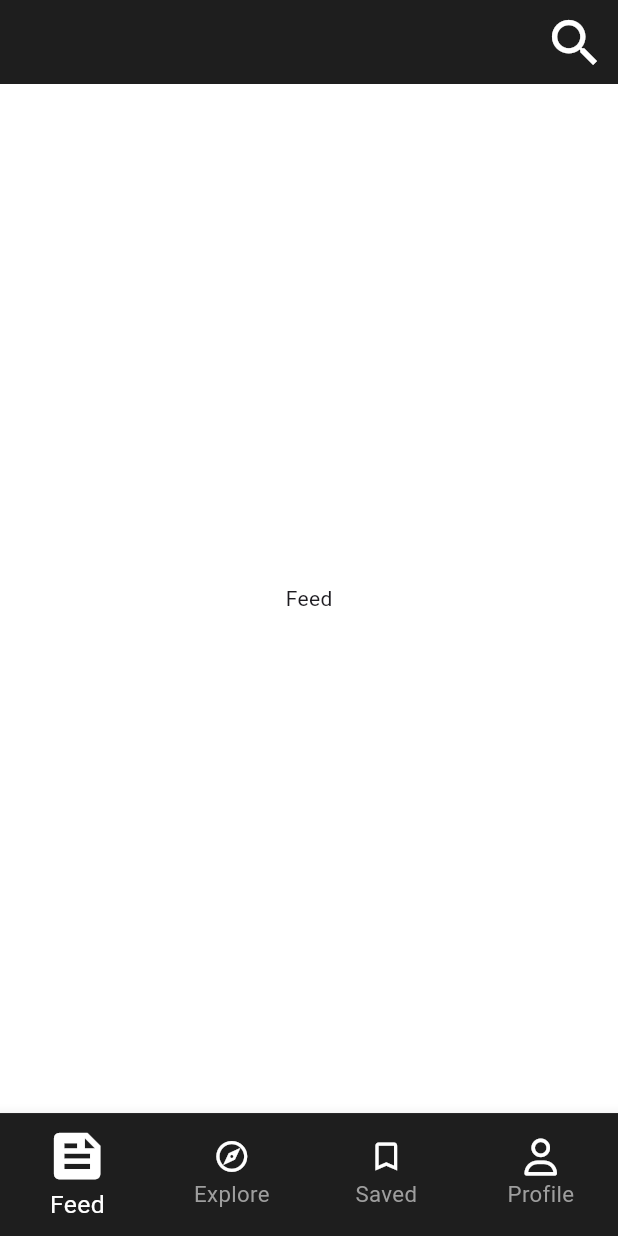
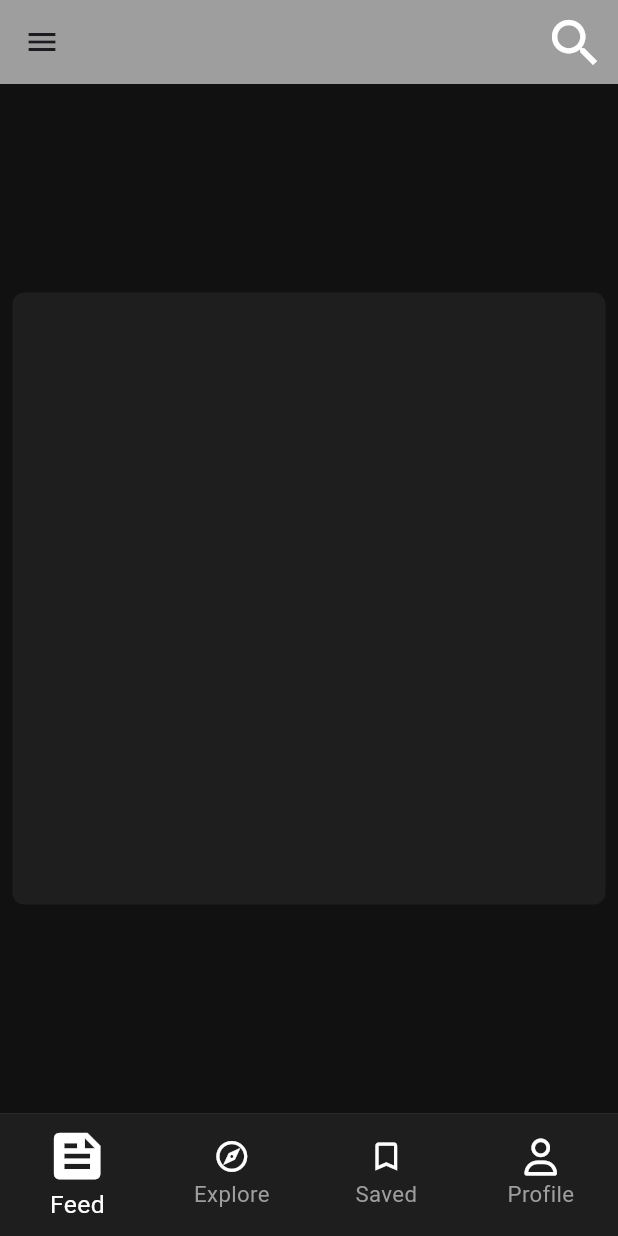
Before and after one commit to Flutter-gg-1/Project-5, a Flutter app: the MainScreen screen opened directly, on a phone screen of 412 x 824 dp. Run offline on Flutter 3.47's test engine with Material 3 defaults, Android fonts, the phone set to English and light mode, and no system bars; our stand-ins replace font_awesome_flutter.

Commit message:
Start with FeedScreen

```diff
--- a/lib/core/all_file.dart
+++ b/lib/core/all_file.dart
@@ -1,9 +1,9 @@
 export 'app_colors.dart';
-export '../screen/log_in.dart';
+export 'common/my_text_field.dart';
 export 'common/my_container.dart';
 export 'my_extension/get_screen.dart';
 export 'my_extension/go_to_nav.dart';
-export '../core/common/my_text_field.dart';
+export '../screen/log_in.dart';
 export '../screen/main_screen.dart';
 export '../screen/bottom/feed.dart';
 export '../screen/bottom/saved.dart';
--- a/lib/screen/bottom/feed.dart
+++ b/lib/screen/bottom/feed.dart
@@ -8,9 +8,9 @@ class FeedScreen extends StatelessWidget {
   @override
   Widget build(BuildContext context) {
     return const Scaffold(
-      backgroundColor: MyColors.whiteTextColor,
+      backgroundColor: MyColors.primaryColor,
       body: Center(
-        child: Text('Feed'),
+        child: MyContainer(),
       ),
     );
   }
--- a/lib/screen/main_screen.dart
+++ b/lib/screen/main_screen.dart
@@ -17,13 +17,20 @@ List<Widget> pagesNavigationBottomBar = const [
   ExploreScreen(),
   ProfileScreen(),
 ];
+GlobalKey<ScaffoldState> scaffoldKey = GlobalKey<ScaffoldState>();
 
 class _MainScreenState extends State<MainScreen> {
   @override
   Widget build(BuildContext context) {
     return Scaffold(
+      key: scaffoldKey,
       appBar: AppBar(
-        backgroundColor: MyColors.containerBlackColor,
+        backgroundColor: MyColors.greyTextColor,
+        leading: IconButton(
+            onPressed: () {
+              scaffoldKey.currentState!.openDrawer();
+            },
+            icon: const Icon(Icons.menu)),
         actions: [
           IconButton(
               onPressed: () {},
```
